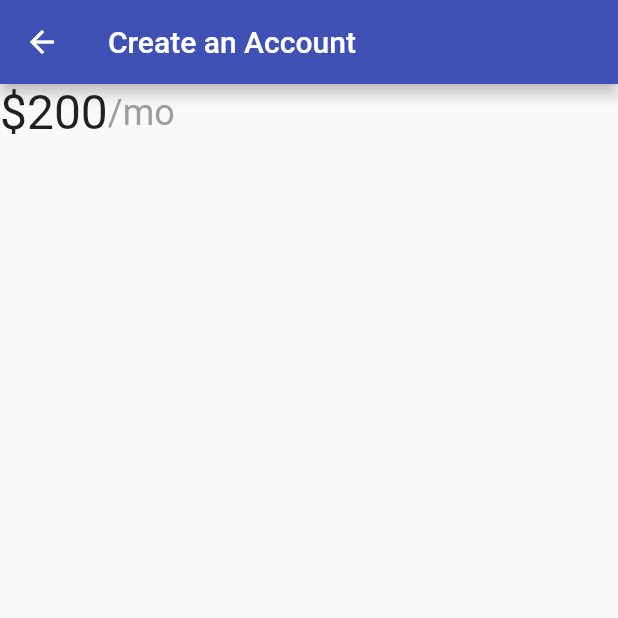
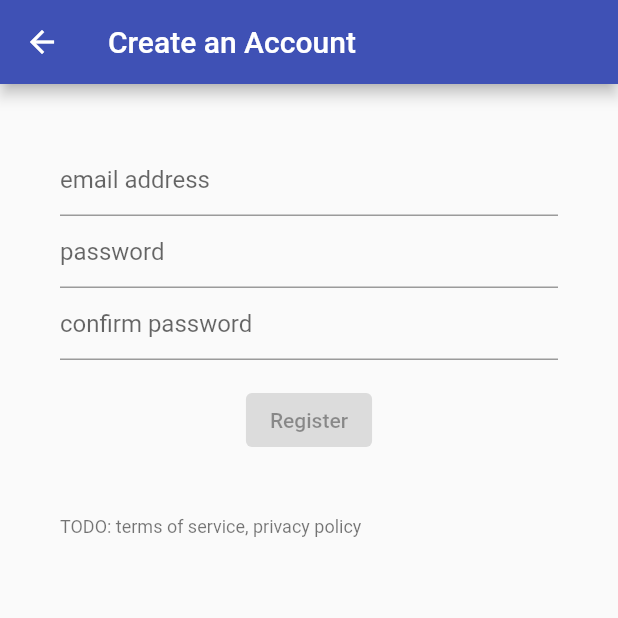
Before and after one commit to fivemoreminix/ems-protocols, a Flutter app: the screen it shows after launch, after a tap on "Create an account", on a phone screen of 412 x 824 dp, the top half of it. Run offline on Flutter 3.47's test engine with Material 2 defaults, Android fonts, the phone set to English and light mode, and no system bars; our stand-ins replace carousel_slider, cloud_firestore, firebase_auth, firebase_core; missing offline and left inert: flutter_stripe, pdfx; accounts and stored records are empty; network calls fail.

Commit message:
Account registering

```diff
--- a/lib/auth/login.dart
+++ b/lib/auth/login.dart
@@ -13,6 +13,25 @@ bool isAuthUserAnOwner() {
   if (user == null) return false;
   // Asserting email is not null because an account can only be opened with email and password.
   return !user.email!.endsWith(usernameEmailSuffix);
+}
+
+final emailRegexp = RegExp(
+    r"^[a-zA-Z0-9.a-zA-Z0-9.!#$%&'*+-/=?^_`{|}~]+@[a-zA-Z0-9]+\.[a-zA-Z]+");
+
+bool isEmail(String text) {
+  return emailRegexp.hasMatch(text);
+}
+
+Widget passwordFormField(BuildContext context,
+    {TextEditingController? controller,
+    String? hintText,
+    void Function(String)? onChanged}) {
+  return TextFormField(
+    controller: controller,
+    decoration: InputDecoration(hintText: hintText),
+    obscureText: true,
+    onChanged: onChanged,
+  );
 }
 
 /// AuthGate checks if a user is signed into Firebase before allowing them to
@@ -51,13 +70,6 @@ class _LoginPageState extends State<LoginPage> {
   String? errorMessage;
   bool loading = false;
 
-  final emailRegexp = RegExp(
-      r"^[a-zA-Z0-9.a-zA-Z0-9.!#$%&'*+-/=?^_`{|}~]+@[a-zA-Z0-9]+\.[a-zA-Z]+");
-
-  bool isEmail(String text) {
-    return emailRegexp.hasMatch(text);
-  }
-
   @override
   Widget build(BuildContext context) {
     return Scaffold(
@@ -80,19 +92,11 @@ class _LoginPageState extends State<LoginPage> {
                       controller: userController,
                       decoration:
                           const InputDecoration(hintText: 'username or email')),
-                  TextFormField(
+                  passwordFormField(
+                    context,
                     controller: passController,
-                    decoration: const InputDecoration(hintText: 'password'),
-                    obscureText: true,
+                    hintText: 'password',
                   ),
-                  if (errorMessage != null)
-                    Text(
-                      errorMessage!,
-                      style: Theme.of(context)
-                          .textTheme
-                          .bodyMedium
-                          ?.copyWith(color: Colors.red),
-                    ),
                   const SizedBox(height: 8.0),
                   Center(
                       child: ElevatedButton(
@@ -136,6 +140,15 @@ class _LoginPageState extends State<LoginPage> {
                       }
                     },
                   )),
+                  const SizedBox(height: 8),
+                  if (errorMessage != null)
+                    Text(
+                      errorMessage!,
+                      style: Theme.of(context)
+                          .textTheme
+                          .bodyMedium
+                          ?.copyWith(color: Colors.red),
+                    ),
                   TextButton(
                     child: const Text('Create an account'),
                     onPressed: () {
--- a/lib/auth/register.dart
+++ b/lib/auth/register.dart
@@ -1,4 +1,7 @@
+import 'package:firebase_auth/firebase_auth.dart';
 import 'package:flutter/material.dart';
+
+import 'login.dart';
 
 class RegisterPage extends StatefulWidget {
   const RegisterPage({Key? key}) : super(key: key);
@@ -8,21 +11,119 @@ class RegisterPage extends StatefulWidget {
 }
 
 class _RegisterPageState extends State<RegisterPage> {
+  var userController = TextEditingController();
+  var pass1Controller = TextEditingController();
+  var pass2Controller = TextEditingController();
+  String? errorMessage;
+  bool passwordsMatch = false;
+  bool showPasswordsMatch = false;
+  bool loading = false;
+
   @override
   Widget build(BuildContext context) {
     return Scaffold(
-      appBar: AppBar(title: Text('Create an Account')),
-      body: SingleChildScrollView(
-        child: Column(
-          children: [
-            Row(
-              children: [
-                Text('\$200', style: TextStyle(fontSize: 32)),
-                Text('/mo', style: TextStyle(color: Colors.grey, fontSize: 24)),
-              ],
-            )
-          ],
-        ),
+      appBar: AppBar(title: const Text('Create an Account')),
+      body: Stack(
+        children: [
+          SingleChildScrollView(
+            child: Padding(
+              padding: const EdgeInsets.all(40.0),
+              child: Column(
+                crossAxisAlignment: CrossAxisAlignment.start,
+                children: [
+                  TextFormField(
+                    controller: userController,
+                    decoration:
+                        const InputDecoration(hintText: 'email address'),
+                  ),
+                  passwordFormField(
+                    context,
+                    controller: pass1Controller,
+                    hintText: 'password',
+                  ),
+                  passwordFormField(context,
+                      controller: pass2Controller,
+                      hintText: 'confirm password', onChanged: (value) {
+                    setState(() {
+                      showPasswordsMatch = true;
+                      passwordsMatch = value == pass1Controller.text;
+                    });
+                  }),
+                  const SizedBox(height: 8),
+                  if (showPasswordsMatch)
+                    Text(
+                      passwordsMatch
+                          ? 'Passwords match'
+                          : 'Passwords do not match',
+                      style: TextStyle(
+                          color: passwordsMatch ? Colors.green : Colors.black),
+                    ),
+                  const SizedBox(height: 8),
+                  Center(
+                    child: ElevatedButton(
+                      child: const Text('Register'),
+                      onPressed: passwordsMatch
+                          ? () async {
+                              final user = userController.text.trim();
+                              final pass = pass1Controller.text;
+
+                              setState(() {
+                                loading = true;
+                              });
+                              try {
+                                await FirebaseAuth.instance
+                                    .createUserWithEmailAndPassword(
+                                        email: user, password: pass);
+                                await FirebaseAuth.instance
+                                    .signInWithEmailAndPassword(
+                                        email: user, password: pass);
+                              } on FirebaseAuthException catch (e) {
+                                switch (e.code) {
+                                  case 'email-already-in-use':
+                                    errorMessage =
+                                        'That email is already in use.';
+                                    break;
+                                  case 'invalid-email':
+                                    errorMessage =
+                                        'An invalid email address is provided.';
+                                    break;
+                                  case 'operation-not-allowed':
+                                    errorMessage = 'Operation not allowed.';
+                                    break;
+                                  case 'weak-password':
+                                    errorMessage = 'That password is too weak.';
+                                    break;
+                                }
+                              }
+                              setState(() {
+                                errorMessage;
+                                loading = false;
+                              });
+                              Navigator.pop(context);
+                            }
+                          : null,
+                    ),
+                  ),
+                  const SizedBox(height: 8),
+                  if (errorMessage != null)
+                    Text(
+                      errorMessage!,
+                      style: Theme.of(context)
+                          .textTheme
+                          .bodyMedium
+                          ?.copyWith(color: Colors.red),
+                    ),
+                  const SizedBox(height: 32),
+                  Text(
+                    'TODO: terms of service, privacy policy',
+                    style: Theme.of(context).textTheme.bodySmall,
+                  )
+                ],
+              ),
+            ),
+          ),
+          if (loading) const Center(child: CircularProgressIndicator()),
+        ],
       ),
     );
   }
```
Also changed, not shown: lib/payment/payment.dart (+7 -0 lines).
